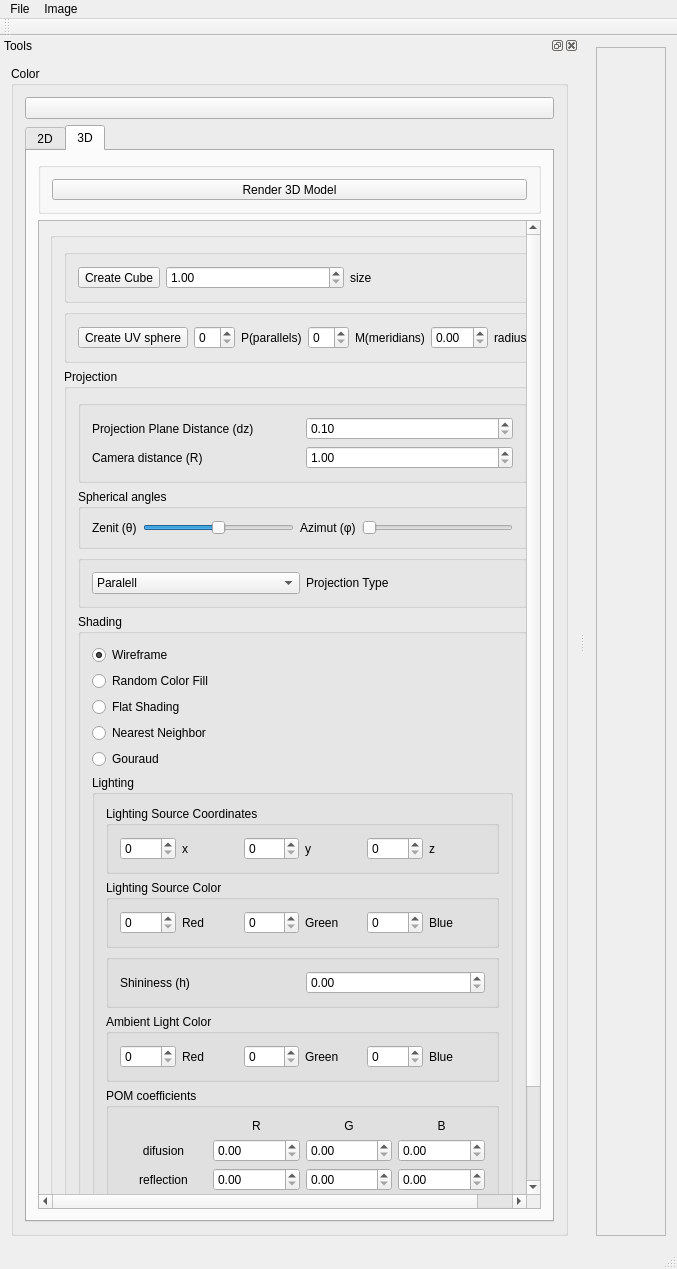
Qt form src/ImageViewer.ui (bozhenakv555/pg_ImageViewer) before a commit.
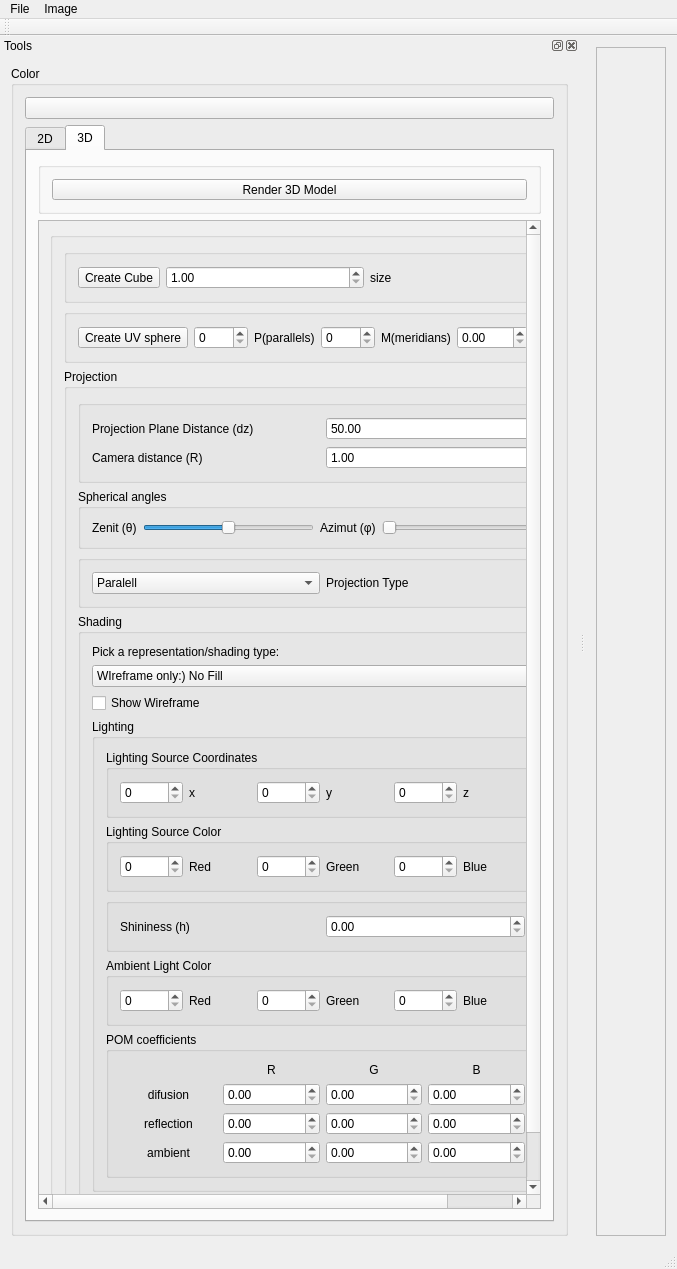
The same form after that commit.

Commit message: Attempted to implement barycentric and nearest-neighbor interpolation for flat and goraud shading (not fully functional yet). Added vertex normals to Model3D. Modified UI/code structure.

The edit to the form file:
```diff
--- a/src/ImageViewer.ui
+++ b/src/ImageViewer.ui
@@ -542,8 +542,8 @@
                 <rect>
                  <x>0</x>
                  <y>-32</y>
-                 <width>506</width>
-                 <height>1068</height>
+                 <width>546</width>
+                 <height>1012</height>
                 </rect>
                </property>
                <layout class="QVBoxLayout" name="verticalLayout_10">
@@ -600,7 +600,11 @@
                        </widget>
                       </item>
                       <item>
-                       <widget class="QSpinBox" name="sbParallels"/>
+                       <widget class="QSpinBox" name="sbParallels">
+                        <property name="maximum">
+                         <number>1000</number>
+                        </property>
+                       </widget>
                       </item>
                       <item>
                        <widget class="QLabel" name="label_7">
@@ -610,7 +614,11 @@
                        </widget>
                       </item>
                       <item>
-                       <widget class="QSpinBox" name="sbMeridians"/>
+                       <widget class="QSpinBox" name="sbMeridians">
+                        <property name="maximum">
+                         <number>1000</number>
+                        </property>
+                       </widget>
                       </item>
                       <item>
                        <widget class="QLabel" name="label_8">
@@ -620,7 +628,11 @@
                        </widget>
                       </item>
                       <item>
-                       <widget class="QDoubleSpinBox" name="dsbRadius"/>
+                       <widget class="QDoubleSpinBox" name="dsbRadius">
+                        <property name="maximum">
+                         <double>1000.000000000000000</double>
+                        </property>
+                       </widget>
                       </item>
                       <item>
                        <widget class="QLabel" name="label_9">
@@ -654,7 +666,7 @@
                          <item row="0" column="2">
                           <widget class="QDoubleSpinBox" name="dsb_distance">
                            <property name="minimum">
-                            <double>0.100000000000000</double>
+                            <double>50.000000000000000</double>
                            </property>
                            <property name="maximum">
                             <double>1500.000000000000000</double>
@@ -764,40 +776,48 @@
                         </property>
                         <layout class="QVBoxLayout" name="verticalLayout_8">
                          <item>
-                          <widget class="QRadioButton" name="rb_wireframe">
+                          <widget class="QLabel" name="label_31">
                            <property name="text">
-                            <string>Wireframe</string>
-                           </property>
-                           <property name="checked">
-                            <bool>true</bool>
+                            <string>Pick a representation/shading type:</string>
                            </property>
                           </widget>
                          </item>
                          <item>
-                          <widget class="QRadioButton" name="rb_randomFill">
+                          <widget class="QComboBox" name="cb_shadingType">
+                           <item>
+                            <property name="text">
+                             <string>WIreframe only:) No Fill</string>
+                            </property>
+                           </item>
+                           <item>
                            <property name="text">
                             <string>Random Color Fill</string>
                            </property>
-                          </widget>
                          </item>
                          <item>
-                          <widget class="QRadioButton" name="rb_flat">
                            <property name="text">
                             <string>Flat Shading</string>
                            </property>
-                          </widget>
                          </item>
                          <item>
-                          <widget class="QRadioButton" name="rb_nearNeighbor">
                            <property name="text">
                             <string>Nearest Neighbor</string>
                            </property>
+                           </item>
+                           <item>
+                            <property name="text">
+                             <string>Goraud</string>
+                            </property>
+                           </item>
                           </widget>
                          </item>
                          <item>
-                          <widget class="QRadioButton" name="rb_Goraud">
+                          <widget class="QCheckBox" name="chb_wireframe">
                            <property name="text">
-                            <string>Gouraud</string>
+                            <string>Show Wireframe</string>
+                           </property>
+                           <property name="checked">
+                            <bool>false</bool>
                            </property>
                           </widget>
                          </item>
@@ -817,7 +837,11 @@
                               </property>
                               <layout class="QHBoxLayout" name="horizontalLayout_16">
                                <item>
-                                <widget class="QSpinBox" name="sb_lightCoords_x"/>
+                                <widget class="QSpinBox" name="sb_lightCoords_x">
+                                 <property name="maximum">
+                                  <number>500</number>
+                                 </property>
+                                </widget>
                                </item>
                                <item>
                                 <widget class="QLabel" name="label_16">
@@ -833,7 +857,11 @@
                                 </widget>
                                </item>
                                <item>
-                                <widget class="QSpinBox" name="sb_lightCoords_y"/>
+                                <widget class="QSpinBox" name="sb_lightCoords_y">
+                                 <property name="maximum">
+                                  <number>500</number>
+                                 </property>
+                                </widget>
                                </item>
                                <item>
                                 <widget class="QLabel" name="label_15">
@@ -843,7 +871,11 @@
                                 </widget>
                                </item>
                                <item>
-                                <widget class="QSpinBox" name="sb_lightCoords_z"/>
+                                <widget class="QSpinBox" name="sb_lightCoords_z">
+                                 <property name="maximum">
+                                  <number>1500</number>
+                                 </property>
+                                </widget>
                                </item>
                                <item>
                                 <widget class="QLabel" name="label_17">
@@ -1017,10 +1049,18 @@
                                 </widget>
                                </item>
                                <item row="3" column="1">
-                                <widget class="QDoubleSpinBox" name="dsb_ambient_r"/>
+                                <widget class="QDoubleSpinBox" name="dsb_ambient_r">
+                                 <property name="maximum">
+                                  <double>255.000000000000000</double>
+                                 </property>
+                                </widget>
                                </item>
                                <item row="2" column="2">
-                                <widget class="QDoubleSpinBox" name="dsb_reflection_g"/>
+                                <widget class="QDoubleSpinBox" name="dsb_reflection_g">
+                                 <property name="maximum">
+                                  <double>255.000000000000000</double>
+                                 </property>
+                                </widget>
                                </item>
                                <item row="0" column="1">
                                 <widget class="QLabel" name="label_21">
@@ -1033,7 +1073,11 @@
                                 </widget>
                                </item>
                                <item row="2" column="1">
-                                <widget class="QDoubleSpinBox" name="dsb_reflection_r"/>
+                                <widget class="QDoubleSpinBox" name="dsb_reflection_r">
+                                 <property name="maximum">
+                                  <double>255.000000000000000</double>
+                                 </property>
+                                </widget>
                                </item>
                                <item row="0" column="2">
                                 <widget class="QLabel" name="label_22">
@@ -1046,7 +1090,11 @@
                                 </widget>
                                </item>
                                <item row="1" column="2">
-                                <widget class="QDoubleSpinBox" name="dsb_difusion_g"/>
+                                <widget class="QDoubleSpinBox" name="dsb_difusion_g">
+                                 <property name="maximum">
+                                  <double>255.000000000000000</double>
+                                 </property>
+                                </widget>
                                </item>
                                <item row="2" column="0">
                                 <widget class="QLabel" name="label_25">
@@ -1059,10 +1107,18 @@
                                 </widget>
                                </item>
                                <item row="1" column="1">
-                                <widget class="QDoubleSpinBox" name="dsb_difusion_r"/>
+                                <widget class="QDoubleSpinBox" name="dsb_difusion_r">
+                                 <property name="maximum">
+                                  <double>255.000000000000000</double>
+                                 </property>
+                                </widget>
                                </item>
                                <item row="1" column="3">
-                                <widget class="QDoubleSpinBox" name="dsb_difusion_b"/>
+                                <widget class="QDoubleSpinBox" name="dsb_difusion_b">
+                                 <property name="maximum">
+                                  <double>255.000000000000000</double>
+                                 </property>
+                                </widget>
                                </item>
                                <item row="1" column="0">
                                 <widget class="QLabel" name="label_24">
@@ -1085,13 +1141,25 @@
                                 </widget>
                                </item>
                                <item row="3" column="3">
-                                <widget class="QDoubleSpinBox" name="dsb_ambient_b"/>
+                                <widget class="QDoubleSpinBox" name="dsb_ambient_b">
+                                 <property name="maximum">
+                                  <double>255.000000000000000</double>
+                                 </property>
+                                </widget>
                                </item>
                                <item row="2" column="3">
-                                <widget class="QDoubleSpinBox" name="dsb_reflection_b"/>
+                                <widget class="QDoubleSpinBox" name="dsb_reflection_b">
+                                 <property name="maximum">
+                                  <double>255.000000000000000</double>
+                                 </property>
+                                </widget>
                                </item>
                                <item row="3" column="2">
-                                <widget class="QDoubleSpinBox" name="dsb_ambient_g"/>
+                                <widget class="QDoubleSpinBox" name="dsb_ambient_g">
+                                 <property name="maximum">
+                                  <double>255.000000000000000</double>
+                                 </property>
+                                </widget>
                                </item>
                               </layout>
                              </widget>
```
Lines whose indentation alone changed are shown as unchanged. The commit also changes 5 other files.
